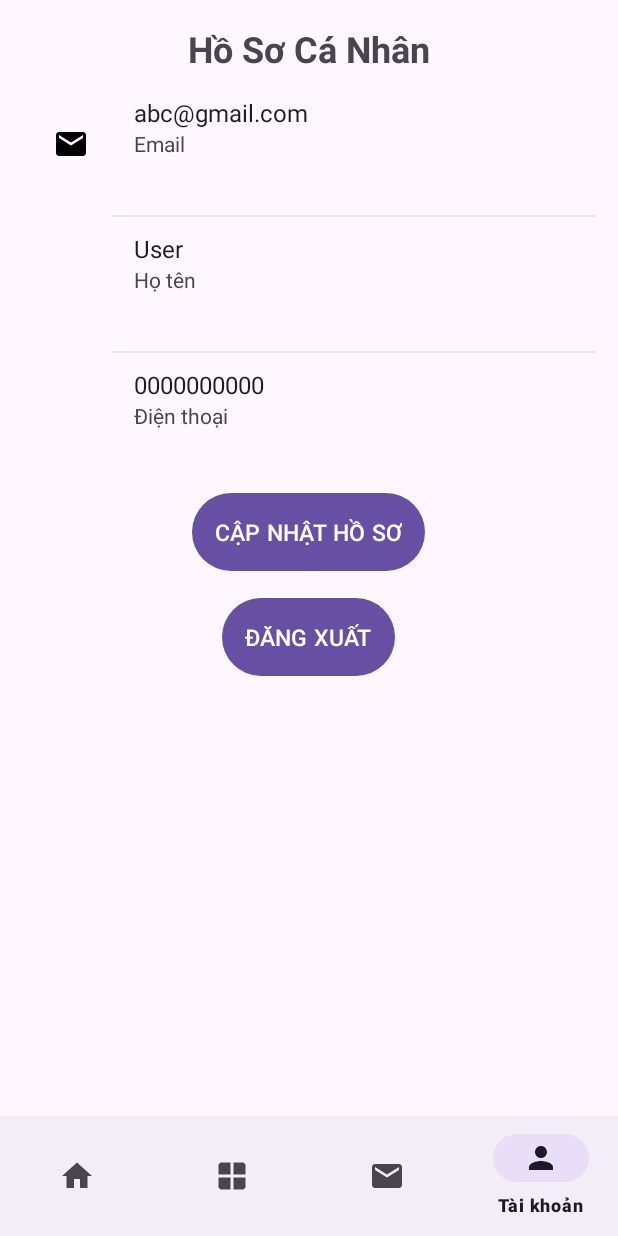
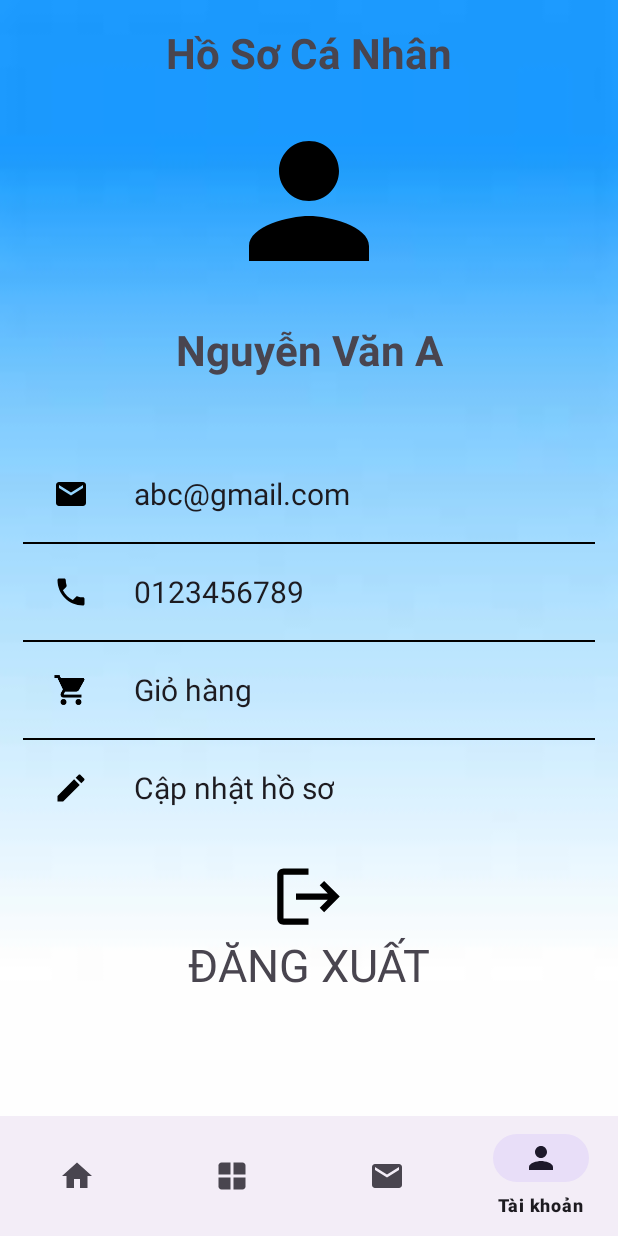
Before and after one commit to AICY-GIT/AppDoDienTu, an Android app: the screen it shows after launch (MainActivity), item 4 of the bottom bar chosen, on a phone screen of 412 x 824 dp. Run offline under Robolectric (Android 15) with nearby library versions, the phone set to English and light mode, and no system bars; our stand-ins replace Firebase (no records; nobody signed in at launch, a user with empty details on screens opened directly).

Commit message:
chinh sua giao dien nguoi dung

```diff
--- a/app/src/main/java/com/example/tk_app/fragment/AccountFragment.kt
+++ b/app/src/main/java/com/example/tk_app/fragment/AccountFragment.kt
@@ -7,10 +7,14 @@ import android.view.LayoutInflater
 import android.view.View
 import android.view.ViewGroup
 import android.widget.Button
+import android.widget.ImageView
+import android.widget.LinearLayout
 import android.widget.TextView
 import com.example.tk_app.R
 import com.example.tk_app.account.EditAccountActivity
 import com.example.tk_app.account.LoginActivity
+import com.example.tk_app.classify_product.CartActivity
+import com.example.tk_app.pay.PurchaseActivity
 import com.google.firebase.auth.FirebaseAuth
 import com.google.firebase.database.DataSnapshot
 import com.google.firebase.database.DatabaseError
@@ -38,8 +42,9 @@ class AccountFragment : Fragment() {
     private lateinit var proName: TextView
     private lateinit var proEmail: TextView
     private lateinit var proPhone: TextView
-    private lateinit var btnSignout: Button
-    private lateinit var btnChangePro: Button
+    private lateinit var btnSignout: LinearLayout
+    private lateinit var btnChangePro: TextView
+    private lateinit var proCart: TextView
 
     override fun onCreate(savedInstanceState: Bundle?) {
         super.onCreate(savedInstanceState)
@@ -54,7 +59,7 @@ class AccountFragment : Fragment() {
         savedInstanceState: Bundle?
     ): View? {
         // Inflate the layout for this fragment
-        return inflater.inflate(R.layout.fragment_account, container, false)
+        return inflater.inflate(R.layout.fragment_account_2, container, false)
     }
 
     override fun onViewCreated(view: View, savedInstanceState: Bundle?) {
@@ -67,6 +72,7 @@ class AccountFragment : Fragment() {
         proPhone = view.findViewById(R.id.proPhone)
         btnSignout = view.findViewById(R.id.btnSignout)
         btnChangePro = view.findViewById(R.id.btnChangePro)
+        proCart=view.findViewById(R.id.proCart)
 
         val databaseReference: DatabaseReference = FirebaseDatabase.getInstance().getReference("Account/User").child(userId)
 
@@ -101,6 +107,10 @@ class AccountFragment : Fragment() {
             intent.putExtra("phone", proPhone.text.toString())
             startActivity(intent)
         }
+        proCart.setOnClickListener {
+            val intent = Intent(requireActivity(), CartActivity::class.java)
+            startActivity(intent)
+        }
     }
 
 
--- /dev/null
+++ b/app/src/main/res/drawable/baseline_edit_24.xml
@@ -0,0 +1,5 @@
+<vector android:height="24dp" android:tint="#000000"
+    android:viewportHeight="24" android:viewportWidth="24"
+    android:width="24dp" xmlns:android="http://schemas.android.com/apk/res/android">
+    <path android:fillColor="@android:color/white" android:pathData="M3,17.25V21h3.75L17.81,9.94l-3.75,-3.75L3,17.25zM20.71,7.04c0.39,-0.39 0.39,-1.02 0,-1.41l-2.34,-2.34c-0.39,-0.39 -1.02,-0.39 -1.41,0l-1.83,1.83 3.75,3.75 1.83,-1.83z"/>
+</vector>
--- /dev/null
+++ b/app/src/main/res/drawable/baseline_logout_24.xml
@@ -0,0 +1,5 @@
+<vector android:autoMirrored="true" android:height="24dp"
+    android:tint="#000000" android:viewportHeight="24"
+    android:viewportWidth="24" android:width="24dp" xmlns:android="http://schemas.android.com/apk/res/android">
+    <path android:fillColor="@android:color/white" android:pathData="M17,7l-1.41,1.41L18.17,11H8v2h10.17l-2.58,2.58L17,17l5,-5zM4,5h8V3H4c-1.1,0 -2,0.9 -2,2v14c0,1.1 0.9,2 2,2h8v-2H4V5z"/>
+</vector>
--- /dev/null
+++ b/app/src/main/res/drawable/baseline_phone_24.xml
@@ -0,0 +1,5 @@
+<vector android:height="24dp" android:tint="#000000"
+    android:viewportHeight="24" android:viewportWidth="24"
+    android:width="24dp" xmlns:android="http://schemas.android.com/apk/res/android">
+    <path android:fillColor="@android:color/white" android:pathData="M6.62,10.79c1.44,2.83 3.76,5.14 6.59,6.59l2.2,-2.2c0.27,-0.27 0.67,-0.36 1.02,-0.24 1.12,0.37 2.33,0.57 3.57,0.57 0.55,0 1,0.45 1,1V20c0,0.55 -0.45,1 -1,1 -9.39,0 -17,-7.61 -17,-17 0,-0.55 0.45,-1 1,-1h3.5c0.55,0 1,0.45 1,1 0,1.25 0.2,2.45 0.57,3.57 0.11,0.35 0.03,0.74 -0.25,1.02l-2.2,2.2z"/>
+</vector>
--- /dev/null
+++ b/app/src/main/res/layout/fragment_account_2.xml
@@ -0,0 +1,242 @@
+<?xml version="1.0" encoding="utf-8"?>
+<ScrollView xmlns:android="http://schemas.android.com/apk/res/android"
+    xmlns:app="http://schemas.android.com/apk/res-auto"
+    android:layout_width="match_parent"
+    android:layout_height="match_parent"
+    android:background="@drawable/images">
+    <LinearLayout
+        android:layout_width="match_parent"
+        android:layout_height="wrap_content"
+        android:orientation="vertical">
+    <!-- TODO: Update blank fragment layout -->
+    <TextView
+        android:id="@+id/textView2"
+        android:layout_width="wrap_content"
+        android:layout_height="wrap_content"
+        android:layout_gravity="center"
+        android:layout_marginTop="16dp"
+        android:text="Hồ Sơ Cá Nhân"
+        android:textSize="28sp"
+        android:textStyle="bold" />
+
+    <ImageView
+        android:id="@+id/iv"
+        android:layout_width="120dp"
+        android:layout_height="120dp"
+        android:layout_gravity="center"
+        android:layout_margin="20dp"
+        android:src="@drawable/baseline_person_24" />
+
+    <TextView
+        android:id="@+id/proName"
+        android:layout_width="match_parent"
+        android:layout_height="wrap_content"
+        android:gravity="center"
+        android:text="Nguyễn Văn A"
+        android:textSize="28dp"
+        android:textStyle="bold" />
+
+
+    <LinearLayout
+        android:layout_width="match_parent"
+        android:layout_height="wrap_content"
+        android:layout_marginTop="30dp"
+        android:orientation="vertical"
+        android:padding="15dp"
+        app:layout_constraintBottom_toBottomOf="parent"
+        app:layout_constraintEnd_toEndOf="parent"
+        app:layout_constraintStart_toStartOf="parent"
+        app:layout_constraintTop_toBottomOf="@+id/linearLayout">
+
+        <LinearLayout
+            android:layout_width="match_parent"
+            android:layout_height="wrap_content"
+            android:orientation="horizontal">
+
+            <ImageButton
+                android:layout_width="?attr/actionBarSize"
+                android:layout_height="?attr/actionBarSize"
+                android:background="?attr/selectableItemBackgroundBorderless"
+                android:src="@drawable/baseline_email_24" />
+
+            <LinearLayout
+                android:layout_width="match_parent"
+                android:layout_height="wrap_content"
+                android:layout_gravity="center_vertical"
+                android:orientation="vertical">
+
+                <LinearLayout
+                    android:layout_width="match_parent"
+                    android:layout_height="?attr/actionBarSize"
+                    android:layout_marginStart="10dp"
+                    android:gravity="center_vertical"
+                    android:orientation="vertical">
+
+                    <TextView
+                        android:id="@+id/proEmail"
+                        android:layout_width="wrap_content"
+                        android:layout_height="wrap_content"
+                        android:text="abc@gmail.com"
+                        android:textAppearance="@style/TextAppearance.AppCompat.Subhead"
+                        android:textSize="20dp" />
+
+                </LinearLayout>
+
+            </LinearLayout>
+        </LinearLayout>
+
+        <View
+            android:layout_width="match_parent"
+            android:layout_height="1dp"
+            android:background="@color/black" />
+
+        <LinearLayout
+            android:layout_width="match_parent"
+            android:layout_height="wrap_content"
+            android:orientation="horizontal">
+
+            <ImageButton
+                android:layout_width="?attr/actionBarSize"
+                android:layout_height="?attr/actionBarSize"
+                android:background="?attr/selectableItemBackgroundBorderless"
+                android:src="@drawable/baseline_phone_24" />
+
+            <LinearLayout
+                android:layout_width="match_parent"
+                android:layout_height="wrap_content"
+                android:layout_gravity="center_vertical"
+                android:orientation="vertical">
+
+                <LinearLayout
+                    android:layout_width="match_parent"
+                    android:layout_height="?attr/actionBarSize"
+                    android:layout_marginStart="10dp"
+                    android:gravity="center_vertical"
+                    android:orientation="vertical">
+
+                    <TextView
+                        android:id="@+id/proPhone"
+                        android:layout_width="wrap_content"
+                        android:layout_height="wrap_content"
+                        android:text="0123456789"
+                        android:textAppearance="@style/TextAppearance.AppCompat.Subhead"
+                        android:textSize="20dp" />
+
+                </LinearLayout>
+
+            </LinearLayout>
+        </LinearLayout>
+        <View
+            android:layout_width="match_parent"
+            android:layout_height="1dp"
+            android:background="@color/black" />
+
+        <LinearLayout
+            android:layout_width="match_parent"
+            android:layout_height="wrap_content"
+            android:orientation="horizontal">
+
+            <ImageButton
+                android:layout_width="?attr/actionBarSize"
+                android:layout_height="?attr/actionBarSize"
+                android:background="?attr/selectableItemBackgroundBorderless"
+                android:src="@drawable/baseline_shopping_cart_24" />
+
+            <LinearLayout
+                android:layout_width="match_parent"
+                android:layout_height="wrap_content"
+                android:layout_gravity="center_vertical"
+                android:orientation="vertical">
+
+                <LinearLayout
+                    android:layout_width="match_parent"
+                    android:layout_height="?attr/actionBarSize"
+                    android:layout_marginStart="10dp"
+                    android:gravity="center_vertical"
+                    android:orientation="vertical">
+
+
+                    <TextView
+                        android:id="@+id/proCart"
+                        android:layout_width="wrap_content"
+                        android:layout_height="wrap_content"
+                        android:text="Giỏ hàng"
+                        android:textAppearance="@style/TextAppearance.AppCompat.Subhead"
+                        android:textSize="20dp" />
+
+                </LinearLayout>
+
+            </LinearLayout>
+        </LinearLayout>
+
+
+        <View
+            android:layout_width="match_parent"
+            android:layout_height="1dp"
+            android:background="@color/black" />
+
+        <LinearLayout
+            android:layout_width="match_parent"
+            android:layout_height="wrap_content"
+            android:orientation="horizontal">
+
+            <ImageButton
+                android:layout_width="?attr/actionBarSize"
+                android:layout_height="?attr/actionBarSize"
+                android:background="?attr/selectableItemBackgroundBorderless"
+                android:src="@drawable/baseline_edit_24" />
+
+            <LinearLayout
+                android:layout_width="match_parent"
+                android:layout_height="wrap_content"
+                android:layout_gravity="center_vertical"
+                android:orientation="vertical">
+
+                <LinearLayout
+                    android:layout_width="match_parent"
+                    android:layout_height="?attr/actionBarSize"
+                    android:layout_marginStart="10dp"
+                    android:gravity="center_vertical"
+                    android:orientation="vertical">
+
+
+                    <TextView
+                        android:id="@+id/btnChangePro"
+                        android:layout_width="wrap_content"
+                        android:layout_height="wrap_content"
+                        android:text="Cập nhật hồ sơ"
+                        android:textAppearance="@style/TextAppearance.AppCompat.Subhead"
+                        android:textSize="20dp" />
+
+                </LinearLayout>
+
+            </LinearLayout>
+        </LinearLayout>
+    </LinearLayout>
+
+        <LinearLayout
+            android:id="@+id/btnSignout"
+            android:layout_width="197dp"
+            android:layout_height="0dp"
+            android:layout_weight="1"
+            android:layout_gravity="center"
+            android:orientation="vertical">
+
+            <ImageView
+
+                android:layout_width="50dp"
+                android:layout_height="50dp"
+                android:layout_gravity="center_horizontal"
+                android:src="@drawable/baseline_logout_24" />
+
+            <TextView
+                android:id="@+id/line2"
+                android:layout_width="match_parent"
+                android:layout_height="wrap_content"
+                android:gravity="center_horizontal"
+                android:text="ĐĂNG XUẤT"
+                android:textSize="30dp" />
+        </LinearLayout>
+
+    </LinearLayout>
+</ScrollView>
```
Also changed, not shown: app/src/main/java/com/example/tk_app/account/EditAccountActivity.kt (+9 -1 lines), app/src/main/java/com/example/tk_app/classify_product/phones_accessories/PhonesAccessoriesActivity.kt (+16 -4 lines), app/src/main/java/com/example/tk_app/classify_product/women_fashion/WomenFashionActivity.kt (+16 -4 lines), app/src/main/res/layout/activity_edit_account_2.xml (added, +131 -0 lines), app/src/main/res/drawable/images.jpg (added), 1 other file.
